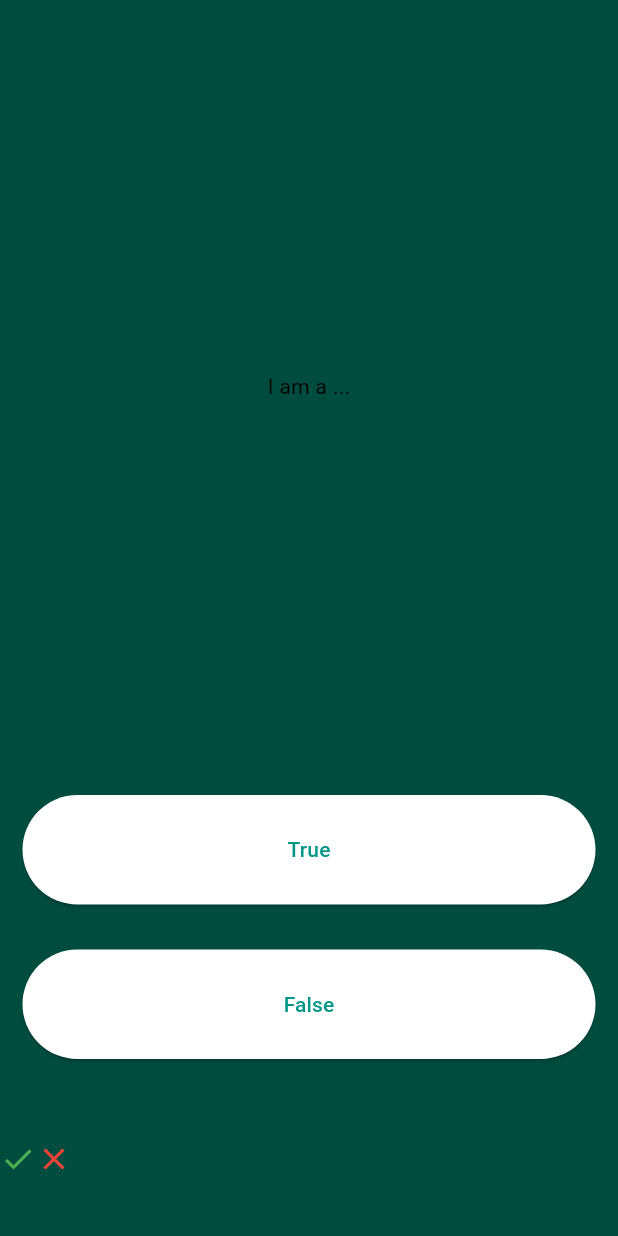
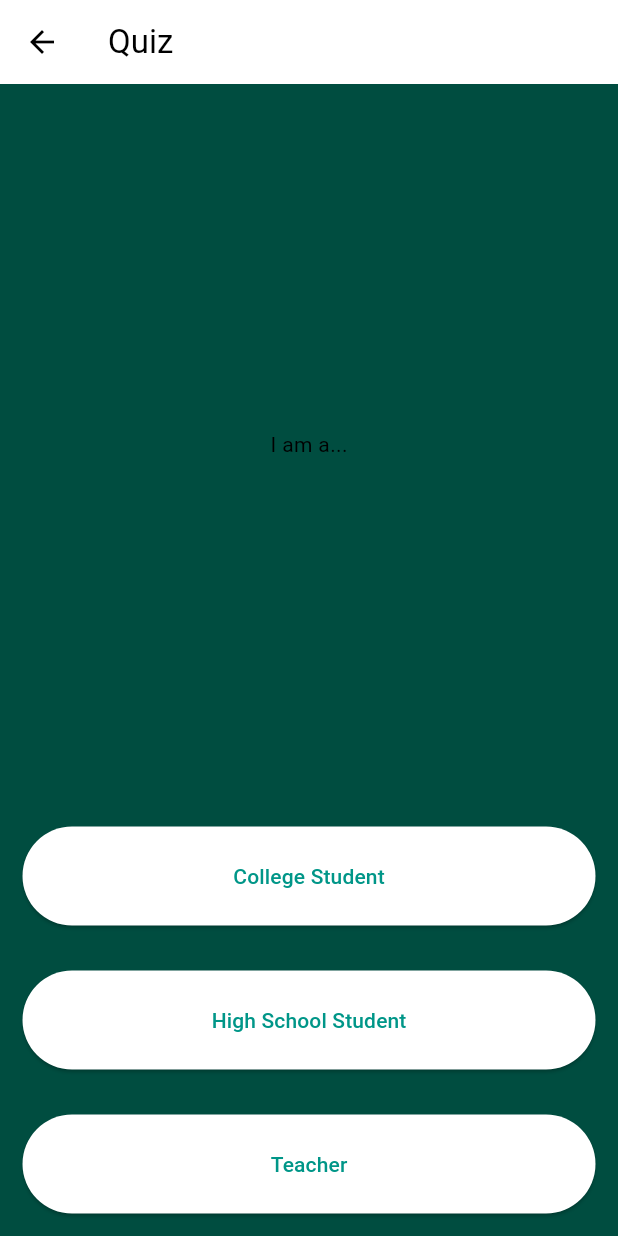
Before and after one commit to R1tMah/Schedule_Maker, a Flutter app: the QuizApp screen opened directly, on a phone screen of 412 x 824 dp. Run offline on Flutter 3.47's test engine with Material 3 defaults, Android fonts, the phone set to English and light mode, and no system bars.

Commit message:
added first question

```diff
--- a/lib/main.dart
+++ b/lib/main.dart
@@ -361,9 +361,16 @@ class QuizApp extends StatefulWidget {
   _QuizAppState createState() => _QuizAppState();
 }// A State created by StatefulWidget to be displayed on screen.
 
-class _QuizAppState extends State<QuizApp>{
-  Widget build(BuildContext context){
-    return Column(//Column contains question section, true-false buttons and scorecard (Row).
+class _QuizAppState extends State<QuizApp> {
+  String? _selectedOption;
+
+  @override
+  Widget build(BuildContext context) {
+    return Scaffold(
+      appBar: AppBar(
+        title: Text('Quiz'),
+      ),
+      body: Column(
         mainAxisAlignment: MainAxisAlignment.spaceEvenly,
         crossAxisAlignment: CrossAxisAlignment.stretch,
         children: <Widget>[
@@ -372,17 +379,7 @@ class _QuizAppState extends State<QuizApp>{
             child: Padding(
               padding: EdgeInsets.all(10.0),
               child: Center(
-              child:
-              Text("I am a ..."),
-            ),// Question section is styled by wrapping it in Center,Padding and Expanded widgets.
-          ),
-        ),
-        Expanded(
-          child: Padding(
-            padding: EdgeInsets.all(15.0),
-            child: ElevatedButton(
-              child: Text('True'),
-              onPressed: () {/*Functionality what to do when button is pressed*/},
+                child: Text("I am a..."),
               ),
             ),
           ),
@@ -390,21 +387,53 @@ class _QuizAppState extends State<QuizApp>{
             child: Padding(
               padding: EdgeInsets.all(15.0),
               child: ElevatedButton(
-              child: Text('False'),
-              onPressed: () {/*Functionality what to do when button is pressed*/},
+                child: Text('College Student'),
+                onPressed: () {
+                  setState(() {
+                    _selectedOption = 'College Student';
+                  });
+                  _navigateToHomePage(context);
+                },
               ),
             ),
           ),
           Expanded(
-          child: Row(// Scorecard to maintain user's result
-            children: <Widget>[
-              Icon(Icons.check, color: Colors.green),//For correct response
-              Icon(Icons.close, color: Colors.red),// For wrong response
+            child: Padding(
+              padding: EdgeInsets.all(15.0),
+              child: ElevatedButton(
+                child: Text('High School Student'),
+                onPressed: () {
+                  setState(() {
+                    _selectedOption = 'High School Student';
+                  });
+                  _navigateToHomePage(context);
+                },
+              ),
+            ),
+          ),
+          Expanded(
+            child: Padding(
+              padding: EdgeInsets.all(15.0),
+              child: ElevatedButton(
+                child: Text('Teacher'),
+                onPressed: () {
+                  setState(() {
+                    _selectedOption = 'Teacher';
+                  });
+                  _navigateToHomePage(context);
+                },
+              ),
+            ),
+          ),
         ],
       ),
-        )
-      ],
     );
+  }
+
+  void _navigateToHomePage(BuildContext context) {
+    Future.delayed(Duration(milliseconds: 500), () {
+      Navigator.pop(context, _selectedOption);
+    });
   }
 }
 
```
Lines whose indentation alone changed are shown as unchanged.
